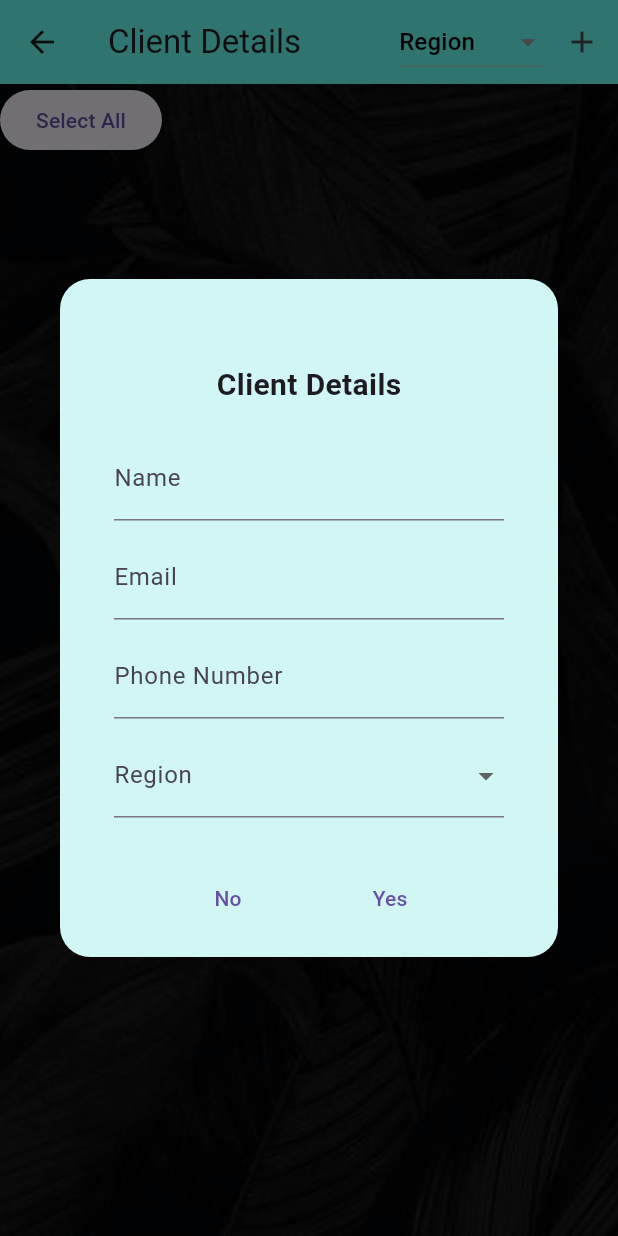
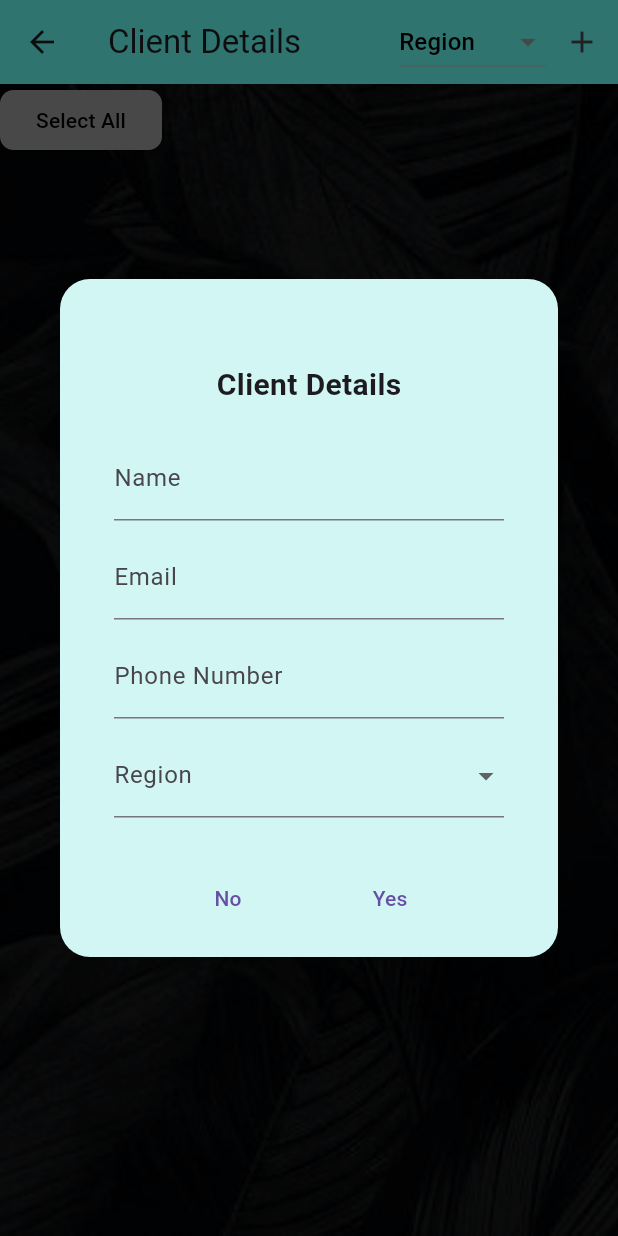
Before and after one commit to chandaanucc/FILESHARE, a Flutter app: the ShopOwnerPage screen opened directly, after a tap on "Select All", after a tap on "Deselect All", after a tap on the "add" icon, on a phone screen of 412 x 824 dp. Run offline on Flutter 3.47's test engine with Material 3 defaults, Android fonts, the light colour scheme and no system bars; our stand-ins replace file_picker; missing offline and left inert: flutter_pdfview, flutter_windowmanager; network calls fail.

Commit message:
button changes in client page

```diff
--- a/lib/dashboard/clientalert.dart
+++ b/lib/dashboard/clientalert.dart
@@ -1,3 +1,5 @@
+// ignore_for_file: use_build_context_synchronously
+
 import 'dart:convert';
 import 'package:flutter/material.dart';
 import 'package:http/http.dart' as http;
@@ -29,7 +31,7 @@ class _ShopOwnerDialogState extends State<ShopOwnerDialog> {
   ];
 
   Future<void> _sendDataToBackend() async {
-    final url = 'http://10.0.2.2:5031/api/Clients/add-client'; // Your API endpoint
+    const url = 'http://10.0.2.2:5031/api/Clients/add-client'; // Your API endpoint
 
     final phoneNumber = int.tryParse(_phoneController.text) ?? 0;
     final region = _regionController.text.trim();
@@ -93,7 +95,7 @@ class _ShopOwnerDialogState extends State<ShopOwnerDialog> {
       ),
       backgroundColor: const Color.fromARGB(255, 209, 246, 243),
       child: Padding(
-        padding: EdgeInsets.only(top: 40, left: 20, right: 20),
+        padding: const EdgeInsets.only(top: 40, left: 20, right: 20),
         child: Container(
           width: screenSize.width * 0.99, // 90% of screen width
           height: screenSize.height * 0.5, // 50% of screen height
@@ -116,7 +118,7 @@ class _ShopOwnerDialogState extends State<ShopOwnerDialog> {
                 ),
               ),
 
-              SizedBox(height: 10,),
+              const SizedBox(height: 10,),
 
               TextField(
                 controller: _emailController,
@@ -124,7 +126,7 @@ class _ShopOwnerDialogState extends State<ShopOwnerDialog> {
                   labelText: 'Email',
                 ),
               ),
-              SizedBox(height: 10,),
+              const SizedBox(height: 10,),
 
               TextField(
                 controller: _phoneController,
@@ -132,7 +134,7 @@ class _ShopOwnerDialogState extends State<ShopOwnerDialog> {
                   labelText: 'Phone Number',
                 ),
               ),
-              SizedBox(height: 10,),
+              const SizedBox(height: 10,),
 
               // TextField(
               //   controller: _regionController,
@@ -163,7 +165,7 @@ class _ShopOwnerDialogState extends State<ShopOwnerDialog> {
 
 
 
-              SizedBox(height: 30,),
+              const SizedBox(height: 30,),
               Row(
                 mainAxisAlignment: MainAxisAlignment.spaceEvenly,
                 children: [
--- a/lib/dashboard/shopownerscreen.dart
+++ b/lib/dashboard/shopownerscreen.dart
@@ -67,7 +67,7 @@ class _ShopOwnerPageState extends State<ShopOwnerPage> {
   Future<void> _fetchClients() async {
 
     print('Region, ${globals.region}');
-    final url = 'http://10.0.2.2:5031/api/Clients/region?region=${Uri.encodeComponent(globals.region)}'; // Replace with your API endpoint
+    final url = 'http://10.0.2.2:5031/api/Clients/region?region=${Uri.encodeComponent(globals.region)}';
 
     try {
       final response = await http.get(Uri.parse(url));
@@ -294,8 +294,12 @@ class _ShopOwnerPageState extends State<ShopOwnerPage> {
                   children: [
                     ElevatedButton(
                       onPressed: _toggleSelectAll,
-                      child: Text(_isAllSelected ? 'Deselect All' : 'Select All'),
-
+                      style: ElevatedButton.styleFrom(
+                          backgroundColor: Colors.grey,
+                          shape: RoundedRectangleBorder(
+                          borderRadius: BorderRadius.circular(9.0),
+                        ),),
+                      child: Text(_isAllSelected ? 'Deselect All' : 'Select All', style: TextStyle(color: Colors.black),),
 
                     ),
 
@@ -313,10 +317,12 @@ class _ShopOwnerPageState extends State<ShopOwnerPage> {
                         },
                         style: ElevatedButton.styleFrom(
                           backgroundColor: Colors.green,
-                        ),
+                          shape: RoundedRectangleBorder(
+                          borderRadius: BorderRadius.circular(9.0),
+                        ),),
                         child: const Text(
                           'Share',
-                          style: TextStyle(fontWeight: FontWeight.bold),
+                          style: TextStyle(fontWeight: FontWeight.bold, color: Colors.white),
                         ),
                       ),
                   ],
```
Also changed, not shown: lib/loginscreen/login_page.dart (+0 -82 lines).
